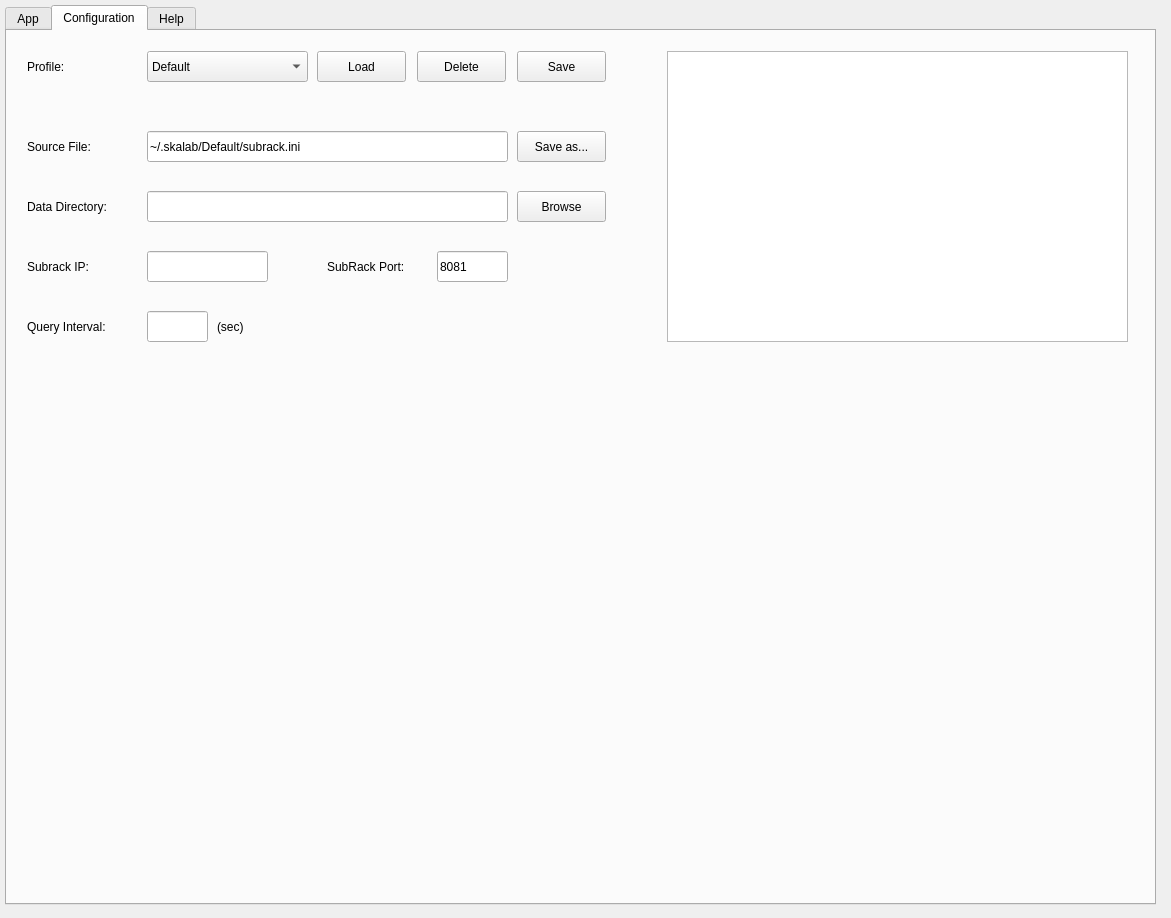
Before: the Qt Designer form skalab_subrack.ui in amattana/skalab, drawn with Qt 5.
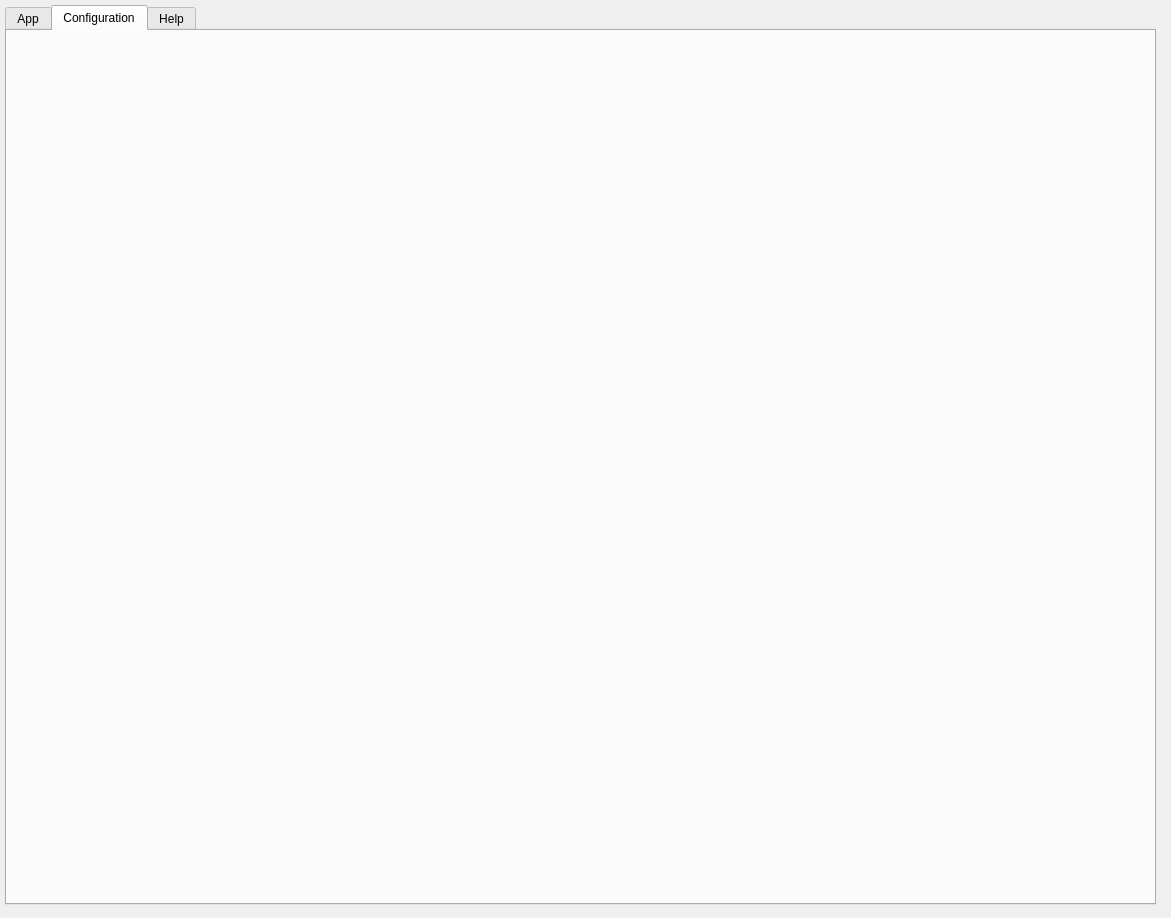
After: the same form once the commit is applied. The open tabs and pages were chosen to show the change.

Commit message: Profile Manager

Patch:
```diff
--- a/skalab_subrack.ui
+++ b/skalab_subrack.ui
@@ -932,315 +932,6 @@
     <attribute name="title">
      <string>Configuration</string>
     </attribute>
-    <widget class="QLabel" name="qlabel_conf_label">
-     <property name="geometry">
-      <rect>
-       <x>20</x>
-       <y>100</y>
-       <width>91</width>
-       <height>31</height>
-      </rect>
-     </property>
-     <property name="layoutDirection">
-      <enum>Qt::LeftToRight</enum>
-     </property>
-     <property name="text">
-      <string>Source File:</string>
-     </property>
-     <property name="alignment">
-      <set>Qt::AlignLeading|Qt::AlignLeft|Qt::AlignVCenter</set>
-     </property>
-    </widget>
-    <widget class="QLineEdit" name="qline_configuration_file">
-     <property name="geometry">
-      <rect>
-       <x>140</x>
-       <y>100</y>
-       <width>361</width>
-       <height>31</height>
-      </rect>
-     </property>
-     <property name="text">
-      <string>~/.skalab/Default/subrack.ini</string>
-     </property>
-     <property name="readOnly">
-      <bool>true</bool>
-     </property>
-    </widget>
-    <widget class="QTableWidget" name="qtable_conf">
-     <property name="geometry">
-      <rect>
-       <x>660</x>
-       <y>20</y>
-       <width>461</width>
-       <height>291</height>
-      </rect>
-     </property>
-    </widget>
-    <widget class="QPushButton" name="qbutton_saveas">
-     <property name="geometry">
-      <rect>
-       <x>510</x>
-       <y>100</y>
-       <width>89</width>
-       <height>31</height>
-      </rect>
-     </property>
-     <property name="text">
-      <string>Save as...</string>
-     </property>
-    </widget>
-    <widget class="QLabel" name="qlabel_conf_label_5">
-     <property name="geometry">
-      <rect>
-       <x>20</x>
-       <y>20</y>
-       <width>71</width>
-       <height>31</height>
-      </rect>
-     </property>
-     <property name="layoutDirection">
-      <enum>Qt::LeftToRight</enum>
-     </property>
-     <property name="text">
-      <string>Profile:</string>
-     </property>
-     <property name="alignment">
-      <set>Qt::AlignLeading|Qt::AlignLeft|Qt::AlignVCenter</set>
-     </property>
-    </widget>
-    <widget class="QComboBox" name="qcombo_profile">
-     <property name="geometry">
-      <rect>
-       <x>140</x>
-       <y>20</y>
-       <width>161</width>
-       <height>31</height>
-      </rect>
-     </property>
-     <property name="maxVisibleItems">
-      <number>16</number>
-     </property>
-     <property name="duplicatesEnabled">
-      <bool>false</bool>
-     </property>
-     <item>
-      <property name="text">
-       <string>Default</string>
-      </property>
-     </item>
-    </widget>
-    <widget class="QPushButton" name="qbutton_load">
-     <property name="geometry">
-      <rect>
-       <x>310</x>
-       <y>20</y>
-       <width>89</width>
-       <height>31</height>
-      </rect>
-     </property>
-     <property name="text">
-      <string>Load</string>
-     </property>
-    </widget>
-    <widget class="QLineEdit" name="qline_profile_ip">
-     <property name="geometry">
-      <rect>
-       <x>140</x>
-       <y>220</y>
-       <width>121</width>
-       <height>31</height>
-      </rect>
-     </property>
-     <property name="text">
-      <string/>
-     </property>
-     <property name="readOnly">
-      <bool>false</bool>
-     </property>
-    </widget>
-    <widget class="QLabel" name="qlabel_conf_label_6">
-     <property name="geometry">
-      <rect>
-       <x>20</x>
-       <y>220</y>
-       <width>111</width>
-       <height>31</height>
-      </rect>
-     </property>
-     <property name="layoutDirection">
-      <enum>Qt::LeftToRight</enum>
-     </property>
-     <property name="text">
-      <string>Subrack IP:</string>
-     </property>
-     <property name="alignment">
-      <set>Qt::AlignLeading|Qt::AlignLeft|Qt::AlignVCenter</set>
-     </property>
-    </widget>
-    <widget class="QLabel" name="qlabel_conf_label_7">
-     <property name="geometry">
-      <rect>
-       <x>320</x>
-       <y>220</y>
-       <width>101</width>
-       <height>31</height>
-      </rect>
-     </property>
-     <property name="layoutDirection">
-      <enum>Qt::LeftToRight</enum>
-     </property>
-     <property name="text">
-      <string>SubRack Port:</string>
-     </property>
-     <property name="alignment">
-      <set>Qt::AlignLeading|Qt::AlignLeft|Qt::AlignVCenter</set>
-     </property>
-    </widget>
-    <widget class="QLineEdit" name="qline_profile_port">
-     <property name="geometry">
-      <rect>
-       <x>430</x>
-       <y>220</y>
-       <width>71</width>
-       <height>31</height>
-      </rect>
-     </property>
-     <property name="text">
-      <string>8081</string>
-     </property>
-     <property name="readOnly">
-      <bool>false</bool>
-     </property>
-    </widget>
-    <widget class="QLineEdit" name="qline_profile_interval">
-     <property name="geometry">
-      <rect>
-       <x>140</x>
-       <y>280</y>
-       <width>61</width>
-       <height>31</height>
-      </rect>
-     </property>
-     <property name="text">
-      <string/>
-     </property>
-     <property name="readOnly">
-      <bool>false</bool>
-     </property>
-    </widget>
-    <widget class="QLabel" name="qlabel_conf_label_8">
-     <property name="geometry">
-      <rect>
-       <x>20</x>
-       <y>280</y>
-       <width>111</width>
-       <height>31</height>
-      </rect>
-     </property>
-     <property name="layoutDirection">
-      <enum>Qt::LeftToRight</enum>
-     </property>
-     <property name="text">
-      <string>Query Interval:</string>
-     </property>
-     <property name="alignment">
-      <set>Qt::AlignLeading|Qt::AlignLeft|Qt::AlignVCenter</set>
-     </property>
-    </widget>
-    <widget class="QLabel" name="qlabel_conf_label_9">
-     <property name="geometry">
-      <rect>
-       <x>210</x>
-       <y>280</y>
-       <width>41</width>
-       <height>31</height>
-      </rect>
-     </property>
-     <property name="layoutDirection">
-      <enum>Qt::LeftToRight</enum>
-     </property>
-     <property name="text">
-      <string>(sec)</string>
-     </property>
-     <property name="alignment">
-      <set>Qt::AlignLeading|Qt::AlignLeft|Qt::AlignVCenter</set>
-     </property>
-    </widget>
-    <widget class="QPushButton" name="qbutton_save">
-     <property name="geometry">
-      <rect>
-       <x>510</x>
-       <y>20</y>
-       <width>89</width>
-       <height>31</height>
-      </rect>
-     </property>
-     <property name="text">
-      <string>Save</string>
-     </property>
-    </widget>
-    <widget class="QLineEdit" name="qline_output_dir">
-     <property name="geometry">
-      <rect>
-       <x>140</x>
-       <y>160</y>
-       <width>361</width>
-       <height>31</height>
-      </rect>
-     </property>
-     <property name="text">
-      <string/>
-     </property>
-     <property name="readOnly">
-      <bool>false</bool>
-     </property>
-    </widget>
-    <widget class="QLabel" name="qlabel_conf_label_2">
-     <property name="geometry">
-      <rect>
-       <x>20</x>
-       <y>160</y>
-       <width>121</width>
-       <height>31</height>
-      </rect>
-     </property>
-     <property name="layoutDirection">
-      <enum>Qt::LeftToRight</enum>
-     </property>
-     <property name="text">
-      <string>Data Directory:</string>
-     </property>
-     <property name="alignment">
-      <set>Qt::AlignLeading|Qt::AlignLeft|Qt::AlignVCenter</set>
-     </property>
-    </widget>
-    <widget class="QPushButton" name="qbutton_browse">
-     <property name="geometry">
-      <rect>
-       <x>510</x>
-       <y>160</y>
-       <width>89</width>
-       <height>31</height>
-      </rect>
-     </property>
-     <property name="text">
-      <string>Browse</string>
-     </property>
-    </widget>
-    <widget class="QPushButton" name="qbutton_delete">
-     <property name="geometry">
-      <rect>
-       <x>410</x>
-       <y>20</y>
-       <width>89</width>
-       <height>31</height>
-      </rect>
-     </property>
-     <property name="text">
-      <string>Delete</string>
-     </property>
-    </widget>
    </widget>
    <widget class="QWidget" name="qtab_help">
     <attribute name="title">
```
Left out of the diff: 42 changed lines with no effect on the pictures. The commit also changes 18 other files.
